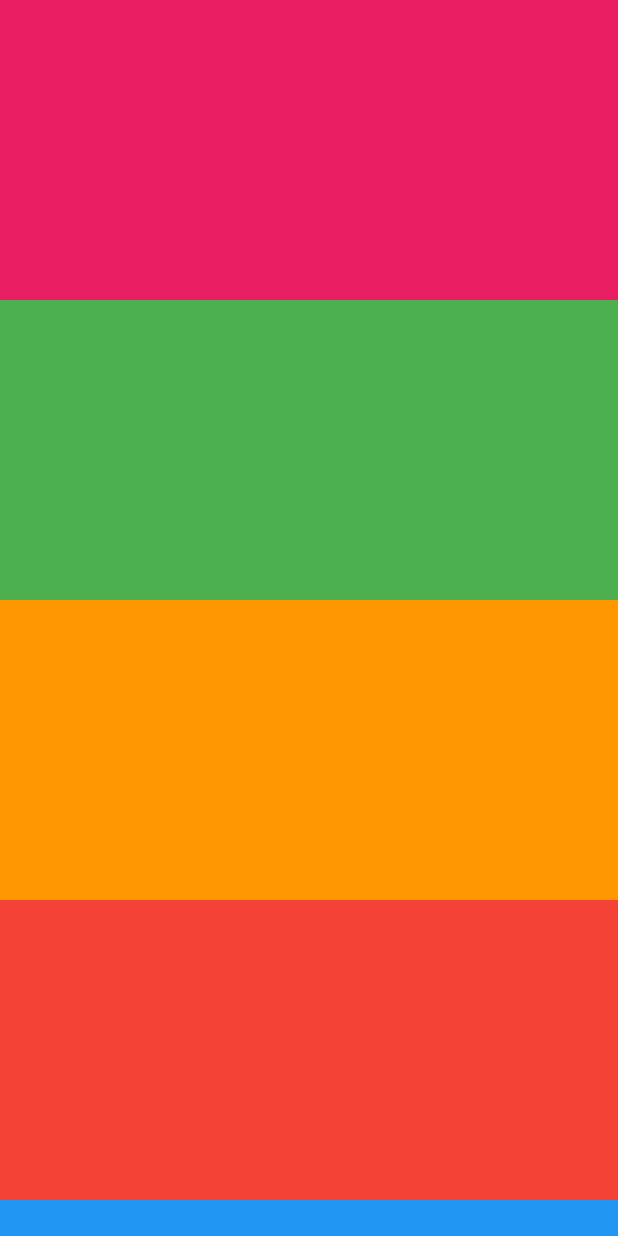
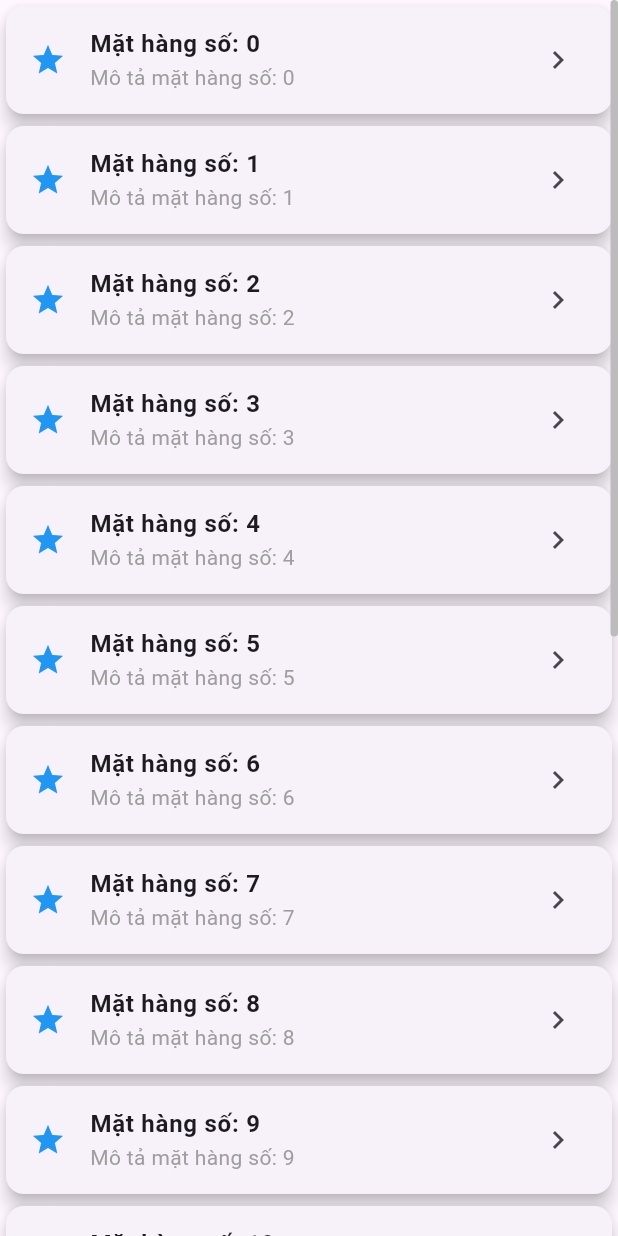
Before and after one commit to laptrinhvienmobile/Material, a Flutter app: the screen it shows after launch, on a phone screen of 412 x 824 dp. Run offline on Flutter 3.47's test engine with Material 3 defaults, Android fonts, the phone set to English and light mode, and no system bars.

Commit message:
Thêm Widget Scrollbar

```diff
--- a/lib/main.dart
+++ b/lib/main.dart
@@ -1,5 +1,5 @@
 import 'package:flutter/material.dart';
-import 'package:project/widgets/single_child_scroll_view_example.dart';
+import 'package:project/widgets/scrollbar_example.dart';
 
 void main() {
   runApp(const MyApp());
@@ -12,7 +12,7 @@ class MyApp extends StatelessWidget {
   Widget build(BuildContext context) {
     return MaterialApp(
       debugShowCheckedModeBanner: false,
-      home: SingleChildScrollViewExample(),
+      home: ScrollbarExample(),
     );
   }
 }
--- /dev/null
+++ b/lib/widgets/scrollbar_example.dart
@@ -0,0 +1,45 @@
+import 'package:flutter/material.dart';
+
+class ScrollbarExample extends StatelessWidget {
+  const ScrollbarExample({super.key});
+
+  @override
+  Widget build(BuildContext context) {
+    return Scaffold(
+      body: Scrollbar(
+        thumbVisibility: true,
+        radius: Radius.circular(20.0),
+        thickness: 5.0,
+        child: ListView.builder(
+          itemCount: 20,
+          itemBuilder: (context, index) {
+            return Card(
+              elevation: 5.0,
+              child: ListTile(
+                leading: Icon(
+                  Icons.star,
+                  color: Colors.blue,
+                ),
+                title: Text(
+                  'Mặt hàng số: $index',
+                  style: TextStyle(
+                    fontWeight: FontWeight.bold,
+                  ),
+                ),
+                subtitle: Text(
+                  'Mô tả mặt hàng số: $index',
+                  style: TextStyle(
+                    color: Colors.grey,
+                  ),
+                ),
+                trailing: Icon(
+                  Icons.navigate_next,
+                ),
+              ),
+            );
+          },
+        ),
+      ),
+    );
+  }
+}
```
